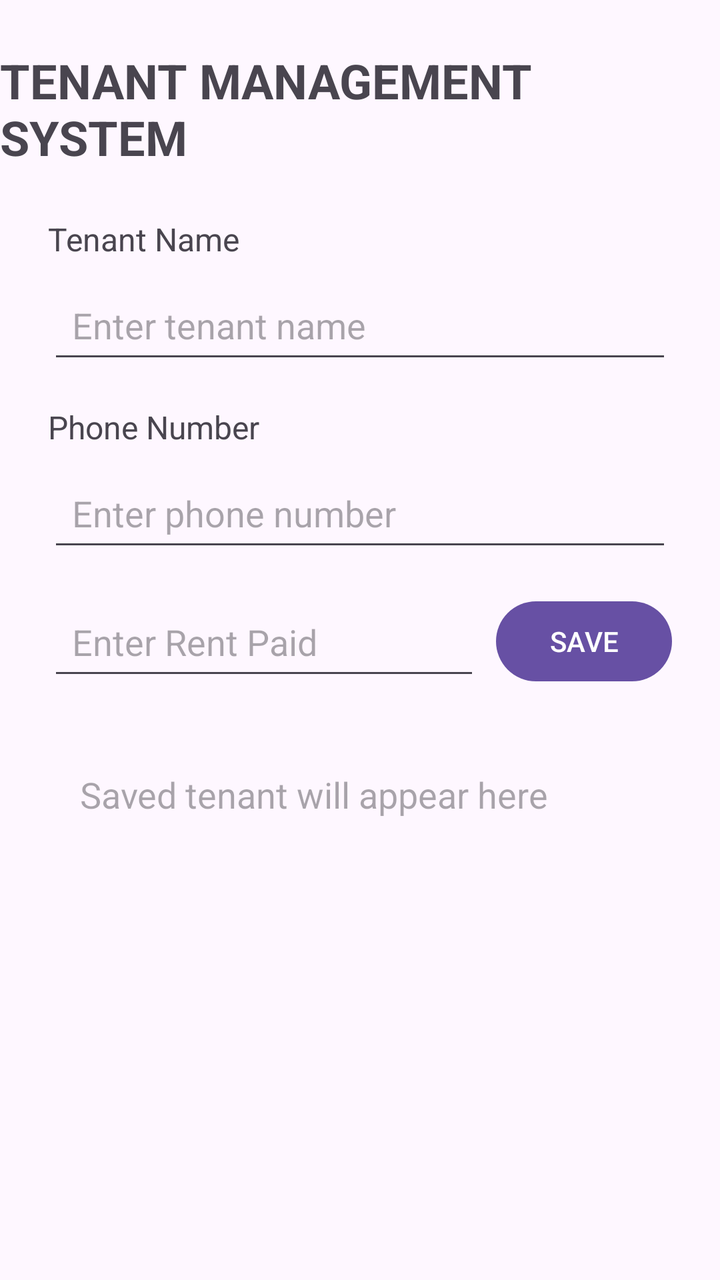
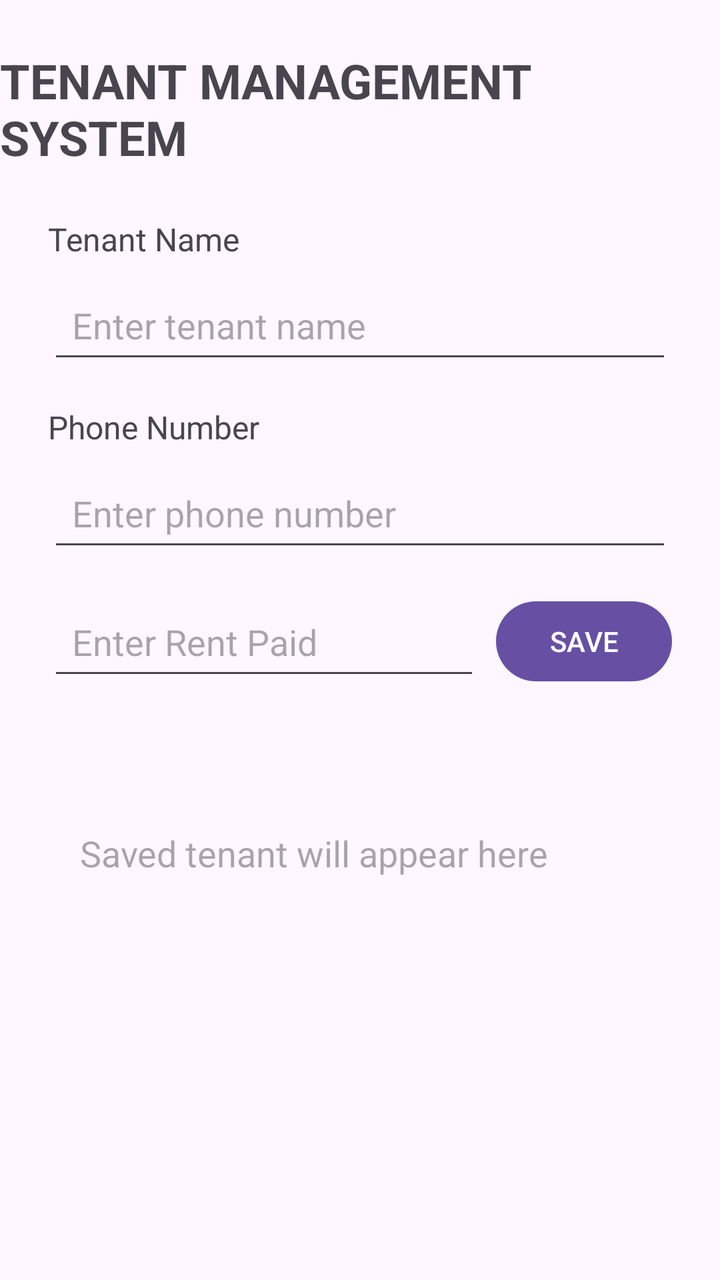

Two renders of the same Android screen: before a commit and after it. Below are the layout's source before the change and the commit's diff.
<!-- AndroidManifest.xml: application theme Theme.TenantManagementSystem -->
<!-- res/layout/activity_main.xml -->
<?xml version="1.0" encoding="utf-8"?>
<layout xmlns:android="http://schemas.android.com/apk/res/android"
    xmlns:app="http://schemas.android.com/apk/res-auto">

    <data>
        <variable
            name="tenant"
            type="com.example.tenantmanagementsystem.Tenant" />
    </data>

    <androidx.constraintlayout.widget.ConstraintLayout
        android:layout_width="match_parent"
        android:layout_height="match_parent">

        <TextView
            android:id="@+id/titleTextView"
            android:layout_width="wrap_content"
            android:layout_height="wrap_content"
            android:text="TENANT MANAGEMENT SYSTEM"
            android:textSize="24sp"
            android:textStyle="bold"
            android:layout_marginTop="24dp"
            app:layout_constraintTop_toTopOf="parent"
            app:layout_constraintStart_toStartOf="parent"
            app:layout_constraintEnd_toEndOf="parent" />

        <TextView
            android:id="@+id/tenantNameLabel"
            android:layout_width="wrap_content"
            android:layout_height="wrap_content"
            android:text="Tenant Name"
            android:textSize="16sp"
            android:layout_marginTop="24dp"
            android:layout_marginStart="24dp"
            app:layout_constraintTop_toBottomOf="@id/titleTextView"
            app:layout_constraintStart_toStartOf="parent" />

        <EditText
            android:id="@+id/tenantNameEditText"
            android:layout_width="0dp"
            android:layout_height="wrap_content"
            android:hint="Enter tenant name"
            android:minHeight="48dp"
            android:padding="12dp"
            android:layout_marginTop="8dp"
            android:layout_marginStart="24dp"
            android:layout_marginEnd="24dp"
            app:layout_constraintTop_toBottomOf="@id/tenantNameLabel"
            app:layout_constraintStart_toStartOf="parent"
            app:layout_constraintEnd_toEndOf="parent" />

        <TextView
            android:id="@+id/phoneLabel"
            android:layout_width="wrap_content"
            android:layout_height="wrap_content"
            android:text="Phone Number"
            android:textSize="16sp"
            android:layout_marginTop="16dp"
            android:layout_marginStart="24dp"
            app:layout_constraintTop_toBottomOf="@id/tenantNameEditText"
            app:layout_constraintStart_toStartOf="parent" />

        <EditText
            android:id="@+id/phoneEditText"
            android:layout_width="0dp"
            android:layout_height="wrap_content"
            android:hint="Enter phone number"
            android:inputType="phone"
            android:minHeight="48dp"
            android:padding="12dp"
            android:layout_marginTop="8dp"
            android:layout_marginStart="24dp"
            android:layout_marginEnd="24dp"
            app:layout_constraintTop_toBottomOf="@id/phoneLabel"
            app:layout_constraintStart_toStartOf="parent"
            app:layout_constraintEnd_toEndOf="parent" />

        <EditText
            android:id="@+id/rentEditText"
            android:layout_width="0dp"
            android:layout_height="wrap_content"
            android:hint="Enter Rent Paid"
            android:inputType="numberDecimal"
            android:minHeight="48dp"
            android:padding="12dp"
            android:layout_marginStart="24dp"
            android:layout_marginTop="16dp"
            android:layout_marginEnd="8dp"
            app:layout_constraintTop_toBottomOf="@id/phoneEditText"
            app:layout_constraintStart_toStartOf="parent"
            app:layout_constraintEnd_toStartOf="@id/saveButton" />

        <Button
            android:id="@+id/saveButton"
            android:layout_width="wrap_content"
            android:layout_height="wrap_content"
            android:text="SAVE"
            android:layout_marginEnd="24dp"
            app:layout_constraintTop_toTopOf="@id/rentEditText"
            app:layout_constraintEnd_toEndOf="parent" />

        <TextView
            android:id="@+id/tenantResultTextView"
            android:layout_width="0dp"
            android:layout_height="wrap_content"
            android:text="@{tenant.summary()}"
            android:hint="Saved tenant will appear here"
            android:textSize="18sp"
            android:padding="16dp"
            android:layout_margin="24dp"
            app:layout_constraintTop_toBottomOf="@id/rentEditText"
            app:layout_constraintStart_toStartOf="parent"
            app:layout_constraintEnd_toEndOf="parent" />

    </androidx.constraintlayout.widget.ConstraintLayout>
</layout>
<!-- resources referenced by this layout -->
<resources>
  <style name="Theme.TenantManagementSystem" parent="Base.Theme.TenantManagementSystem" />
  <style name="Base.Theme.TenantManagementSystem" parent="Theme.Material3.DayNight.NoActionBar">
          
          
      </style>
</resources>

<!-- the commit's change to res/layout/activity_main.xml (unified diff, before → after) -->
@@ -100,6 +100,22 @@
             app:layout_constraintEnd_toEndOf="parent" />
 
         <TextView
+            android:id="@+id/tenantDisplayNameTextView"
+            android:layout_width="0dp"
+            android:layout_height="wrap_content"
+            android:text="@{tenant.name}"
+            android:textSize="22sp"
+            android:textStyle="bold"
+            android:paddingStart="16dp"
+            android:paddingEnd="16dp"
+            android:layout_marginTop="16dp"
+            android:layout_marginStart="24dp"
+            android:layout_marginEnd="24dp"
+            app:layout_constraintTop_toBottomOf="@id/rentEditText"
+            app:layout_constraintStart_toStartOf="parent"
+            app:layout_constraintEnd_toEndOf="parent" />
+
+        <TextView
             android:id="@+id/tenantResultTextView"
             android:layout_width="0dp"
             android:layout_height="wrap_content"
@@ -107,8 +123,10 @@
             android:hint="Saved tenant will appear here"
             android:textSize="18sp"
             android:padding="16dp"
-            android:layout_margin="24dp"
-            app:layout_constraintTop_toBottomOf="@id/rentEditText"
+            android:layout_marginStart="24dp"
+            android:layout_marginTop="8dp"
+            android:layout_marginEnd="24dp"
+            app:layout_constraintTop_toBottomOf="@id/tenantDisplayNameTextView"
             app:layout_constraintStart_toStartOf="parent"
             app:layout_constraintEnd_toEndOf="parent" />
 
